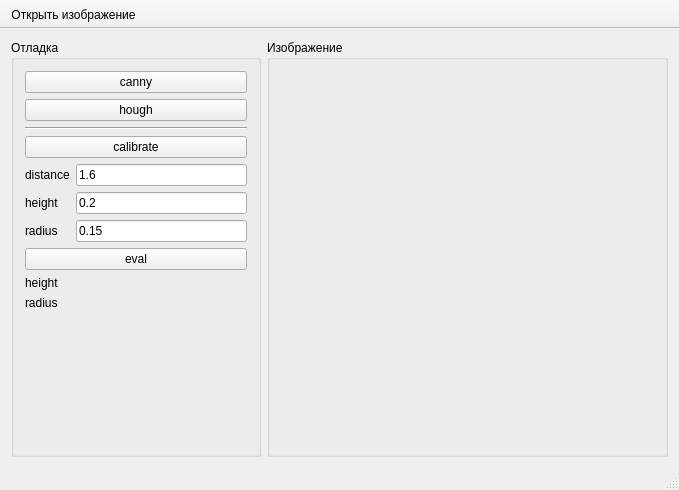
Old version of the form ui/mainwindow.ui in the repository AnisimoffNikita/course-project-cg.
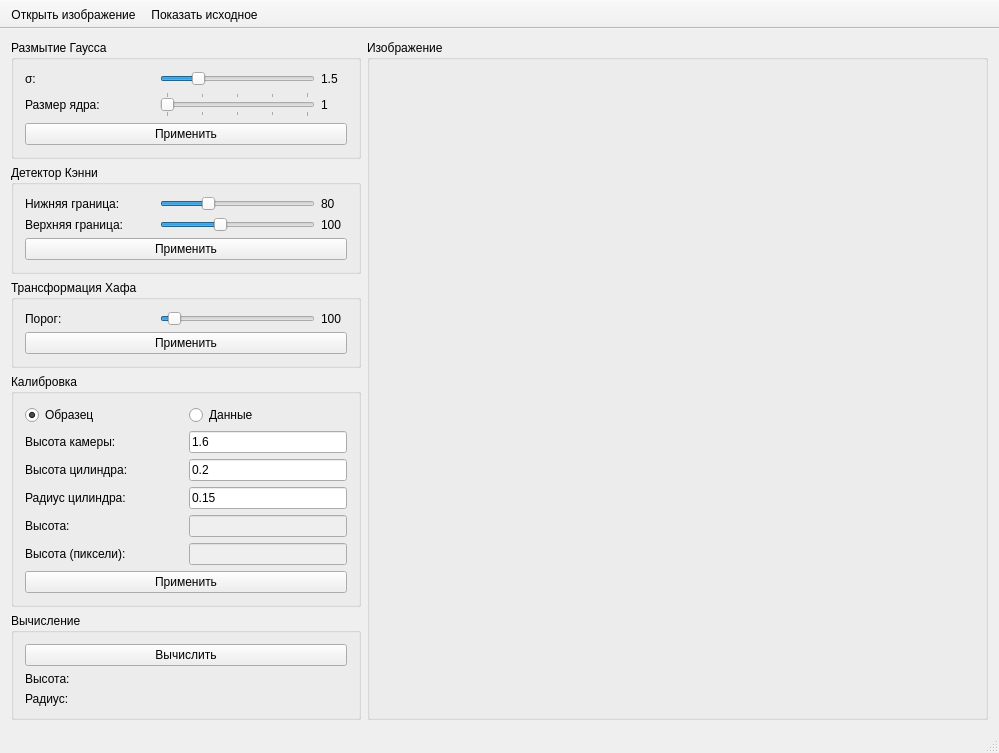
New version of the form. Icons and pictures are not drawn. Custom widgets are drawn as their Qt base class.

Commit message: finished interface

Diff of the .ui file:
```diff
--- a/ui/mainwindow.ui
+++ b/ui/mainwindow.ui
@@ -6,8 +6,8 @@
    <rect>
     <x>0</x>
     <y>0</y>
-    <width>679</width>
-    <height>490</height>
+    <width>999</width>
+    <height>753</height>
    </rect>
   </property>
   <property name="windowTitle">
@@ -15,163 +15,460 @@
   </property>
   <widget class="QWidget" name="centralWidget">
    <layout class="QGridLayout" name="gridLayout_3">
+    <item row="0" column="1" rowspan="6">
+     <widget class="QGroupBox" name="grpImage">
+      <property name="minimumSize">
+       <size>
+        <width>400</width>
+        <height>400</height>
+       </size>
+      </property>
+      <property name="title">
+       <string>Изображение</string>
+      </property>
+      <layout class="QGridLayout" name="gridLayout_2">
+       <item row="0" column="0">
+        <widget class="ImageView" name="imageView" native="true"/>
+       </item>
+      </layout>
+     </widget>
+    </item>
     <item row="0" column="0">
      <widget class="QGroupBox" name="grpMenu">
       <property name="minimumSize">
        <size>
-        <width>250</width>
-        <height>400</height>
+        <width>350</width>
+        <height>0</height>
        </size>
       </property>
       <property name="maximumSize">
        <size>
-        <width>250</width>
+        <width>350</width>
         <height>16777215</height>
        </size>
       </property>
       <property name="title">
-       <string>Отладка</string>
+       <string>Размытие Гаусса</string>
       </property>
-      <layout class="QGridLayout" name="gridLayout">
-       <item row="0" column="0" colspan="2">
-        <widget class="QPushButton" name="btnCanny">
+      <layout class="QGridLayout" name="gridLayout_4" columnstretch="5,6,1">
+       <item row="0" column="0">
+        <widget class="QLabel" name="label_6">
          <property name="text">
-          <string>canny</string>
+          <string>σ:</string>
          </property>
         </widget>
        </item>
-       <item row="1" column="0" colspan="2">
-        <widget class="QPushButton" name="btnHough">
+       <item row="1" column="0">
+        <widget class="QLabel" name="label_7">
          <property name="text">
-          <string>hough</string>
+          <string>Размер ядра:</string>
          </property>
         </widget>
        </item>
-       <item row="2" column="0" colspan="2">
-        <widget class="Line" name="line">
+       <item row="1" column="1">
+        <widget class="QSlider" name="sldKernelSize">
+         <property name="minimum">
+          <number>1</number>
+         </property>
+         <property name="maximum">
+          <number>5</number>
+         </property>
+         <property name="singleStep">
+          <number>1</number>
+         </property>
+         <property name="pageStep">
+          <number>1</number>
+         </property>
+         <property name="sliderPosition">
+          <number>1</number>
+         </property>
          <property name="orientation">
           <enum>Qt::Horizontal</enum>
          </property>
+         <property name="invertedAppearance">
+          <bool>false</bool>
+         </property>
+         <property name="tickPosition">
+          <enum>QSlider::TicksBothSides</enum>
+         </property>
         </widget>
        </item>
-       <item row="3" column="0" colspan="2">
-        <widget class="QPushButton" name="btnCalibrate">
+       <item row="0" column="1">
+        <widget class="QSlider" name="sldSigma">
+         <property name="minimum">
+          <number>5</number>
+         </property>
+         <property name="maximum">
+          <number>50</number>
+         </property>
+         <property name="singleStep">
+          <number>5</number>
+         </property>
+         <property name="value">
+          <number>15</number>
+         </property>
+         <property name="orientation">
+          <enum>Qt::Horizontal</enum>
+         </property>
+        </widget>
+       </item>
+       <item row="0" column="2">
+        <widget class="QLabel" name="lblSigma">
          <property name="text">
-          <string>calibrate</string>
+          <string>1.5</string>
          </property>
         </widget>
        </item>
-       <item row="4" column="0">
-        <widget class="QLabel" name="label">
+       <item row="1" column="2">
+        <widget class="QLabel" name="lblKernel">
          <property name="text">
-          <string>distance</string>
+          <string>1</string>
          </property>
         </widget>
        </item>
-       <item row="4" column="1">
+       <item row="2" column="0" colspan="3">
+        <widget class="QPushButton" name="btnGaussApply">
+         <property name="text">
+          <string>Применить</string>
+         </property>
+        </widget>
+       </item>
+      </layout>
+     </widget>
+    </item>
+    <item row="3" column="0">
+     <widget class="QGroupBox" name="grpCalibrate">
+      <property name="minimumSize">
+       <size>
+        <width>350</width>
+        <height>0</height>
+       </size>
+      </property>
+      <property name="maximumSize">
+       <size>
+        <width>350</width>
+        <height>16777215</height>
+       </size>
+      </property>
+      <property name="title">
+       <string>Калибровка</string>
+      </property>
+      <layout class="QGridLayout" name="gridLayout_7" columnstretch="1,1">
+       <item row="3" column="1">
+        <widget class="QLineEdit" name="edtR">
+         <property name="text">
+          <string>0.15</string>
+         </property>
+        </widget>
+       </item>
+       <item row="2" column="1">
+        <widget class="QLineEdit" name="edtH">
+         <property name="text">
+          <string>0.2</string>
+         </property>
+        </widget>
+       </item>
+       <item row="1" column="1">
         <widget class="QLineEdit" name="edtDist">
          <property name="text">
           <string>1.6</string>
          </property>
         </widget>
        </item>
-       <item row="5" column="0">
+       <item row="3" column="0">
+        <widget class="QLabel" name="label_3">
+         <property name="text">
+          <string>Радиус цилиндра:</string>
+         </property>
+        </widget>
+       </item>
+       <item row="2" column="0">
         <widget class="QLabel" name="label_2">
          <property name="text">
-          <string>height</string>
+          <string>Высота цилиндра:</string>
+         </property>
+        </widget>
+       </item>
+       <item row="4" column="0">
+        <widget class="QLabel" name="lblDiag">
+         <property name="text">
+          <string>Высота:</string>
+         </property>
+        </widget>
+       </item>
+       <item row="0" column="1">
+        <widget class="QRadioButton" name="rbnDiag">
+         <property name="text">
+          <string>Данные</string>
+         </property>
+        </widget>
+       </item>
+       <item row="1" column="0">
+        <widget class="QLabel" name="label">
+         <property name="text">
+          <string>Высота камеры:</string>
+         </property>
+        </widget>
+       </item>
+       <item row="6" column="0" colspan="2">
+        <widget class="QPushButton" name="btnCalibrate">
+         <property name="text">
+          <string>Применить</string>
+         </property>
+        </widget>
+       </item>
+       <item row="4" column="1">
+        <widget class="QLineEdit" name="edtDiag">
+         <property name="enabled">
+          <bool>false</bool>
+         </property>
+        </widget>
+       </item>
+       <item row="0" column="0">
+        <widget class="QRadioButton" name="rbnStandard">
+         <property name="text">
+          <string>Образец</string>
+         </property>
+         <property name="checked">
+          <bool>true</bool>
          </property>
         </widget>
        </item>
        <item row="5" column="1">
-        <widget class="QLineEdit" name="edtH">
+        <widget class="QLineEdit" name="edtDiagPx">
+         <property name="enabled">
+          <bool>false</bool>
+         </property>
+        </widget>
+       </item>
+       <item row="5" column="0">
+        <widget class="QLabel" name="label_11">
          <property name="text">
-          <string>0.2</string>
+          <string>Высота (пиксели):</string>
          </property>
         </widget>
        </item>
-       <item row="6" column="0">
-        <widget class="QLabel" name="label_3">
+      </layout>
+     </widget>
+    </item>
+    <item row="2" column="0">
+     <widget class="QGroupBox" name="grpHough">
+      <property name="minimumSize">
+       <size>
+        <width>350</width>
+        <height>0</height>
+       </size>
+      </property>
+      <property name="maximumSize">
+       <size>
+        <width>350</width>
+        <height>16777215</height>
+       </size>
+      </property>
+      <property name="title">
+       <string>Трансформация Хафа</string>
+      </property>
+      <layout class="QGridLayout" name="gridLayout_6" columnstretch="5,6,1">
+       <item row="0" column="2">
+        <widget class="QLabel" name="lblThresh">
          <property name="text">
-          <string>radius</string>
+          <string>100</string>
          </property>
         </widget>
        </item>
-       <item row="6" column="1">
-        <widget class="QLineEdit" name="edtR">
+       <item row="0" column="1">
+        <widget class="QSlider" name="sldThresh">
+         <property name="minimum">
+          <number>50</number>
+         </property>
+         <property name="maximum">
+          <number>1000</number>
+         </property>
+         <property name="value">
+          <number>100</number>
+         </property>
+         <property name="orientation">
+          <enum>Qt::Horizontal</enum>
+         </property>
+        </widget>
+       </item>
+       <item row="0" column="0">
+        <widget class="QLabel" name="label_10">
          <property name="text">
-          <string>0.15</string>
+          <string>Порог:</string>
          </property>
         </widget>
        </item>
-       <item row="7" column="0" colspan="2">
-        <widget class="QPushButton" name="btnEval">
+       <item row="1" column="0" colspan="3">
+        <widget class="QPushButton" name="btnHoughApply">
          <property name="text">
-          <string>eval</string>
+          <string>Применить</string>
          </property>
         </widget>
        </item>
-       <item row="8" column="0">
+      </layout>
+     </widget>
+    </item>
+    <item row="4" column="0">
+     <widget class="QGroupBox" name="grpEval">
+      <property name="minimumSize">
+       <size>
+        <width>350</width>
+        <height>0</height>
+       </size>
+      </property>
+      <property name="maximumSize">
+       <size>
+        <width>350</width>
+        <height>16777215</height>
+       </size>
+      </property>
+      <property name="title">
+       <string>Вычисление</string>
+      </property>
+      <layout class="QGridLayout" name="gridLayout_8">
+       <item row="3" column="0">
+        <widget class="QLabel" name="label_5">
+         <property name="text">
+          <string>Радиус:</string>
+         </property>
+        </widget>
+       </item>
+       <item row="1" column="0">
         <widget class="QLabel" name="label_4">
          <property name="text">
-          <string>height</string>
+          <string>Высота:</string>
          </property>
         </widget>
        </item>
-       <item row="8" column="1">
+       <item row="1" column="1">
         <widget class="QLabel" name="lblResH">
          <property name="text">
           <string/>
          </property>
         </widget>
        </item>
-       <item row="9" column="0">
-        <widget class="QLabel" name="label_5">
-         <property name="text">
-          <string>radius</string>
-         </property>
-        </widget>
-       </item>
-       <item row="9" column="1">
+       <item row="3" column="1">
         <widget class="QLabel" name="lblResR">
          <property name="text">
           <string/>
          </property>
         </widget>
        </item>
-       <item row="10" column="1">
-        <spacer name="verticalSpacer">
-         <property name="orientation">
-          <enum>Qt::Vertical</enum>
+       <item row="0" column="0" colspan="2">
+        <widget class="QPushButton" name="btnEval">
+         <property name="text">
+          <string>Вычислить</string>
          </property>
-         <property name="sizeHint" stdset="0">
-          <size>
-           <width>20</width>
-           <height>40</height>
-          </size>
-         </property>
-        </spacer>
+        </widget>
        </item>
       </layout>
      </widget>
     </item>
-    <item row="0" column="1">
-     <widget class="QGroupBox" name="grpImage">
+    <item row="1" column="0">
+     <widget class="QGroupBox" name="grpCanny">
       <property name="minimumSize">
        <size>
-        <width>400</width>
-        <height>400</height>
+        <width>350</width>
+        <height>0</height>
+       </size>
+      </property>
+      <property name="maximumSize">
+       <size>
+        <width>350</width>
+        <height>16777215</height>
        </size>
       </property>
       <property name="title">
-       <string>Изображение</string>
+       <string>Детектор Кэнни</string>
       </property>
-      <layout class="QGridLayout" name="gridLayout_2">
+      <layout class="QGridLayout" name="gridLayout_5" rowstretch="0,0,0" columnstretch="5,6,1">
+       <item row="0" column="2">
+        <widget class="QLabel" name="lblMinThresh">
+         <property name="text">
+          <string>80</string>
+         </property>
+        </widget>
+       </item>
+       <item row="1" column="0">
+        <widget class="QLabel" name="label_9">
+         <property name="text">
+          <string>Верхняя граница:</string>
+         </property>
+        </widget>
+       </item>
        <item row="0" column="0">
-        <widget class="ImageView" name="imageView" native="true"/>
+        <widget class="QLabel" name="label_8">
+         <property name="text">
+          <string>Нижняя граница:</string>
+         </property>
+        </widget>
+       </item>
+       <item row="1" column="1">
+        <widget class="QSlider" name="sldMaxThresh">
+         <property name="minimum">
+          <number>10</number>
+         </property>
+         <property name="maximum">
+          <number>250</number>
+         </property>
+         <property name="value">
+          <number>100</number>
+         </property>
+         <property name="orientation">
+          <enum>Qt::Horizontal</enum>
+         </property>
+        </widget>
+       </item>
+       <item row="0" column="1">
+        <widget class="QSlider" name="sldMinThresh">
+         <property name="minimum">
+          <number>10</number>
+         </property>
+         <property name="maximum">
+          <number>250</number>
+         </property>
+         <property name="value">
+          <number>80</number>
+         </property>
+         <property name="orientation">
+          <enum>Qt::Horizontal</enum>
+         </property>
+         <property name="tickPosition">
+          <enum>QSlider::NoTicks</enum>
+         </property>
+        </widget>
+       </item>
+       <item row="1" column="2">
+        <widget class="QLabel" name="lblMaxThresh">
+         <property name="text">
+          <string>100</string>
+         </property>
+        </widget>
+       </item>
+       <item row="2" column="0" colspan="3">
+        <widget class="QPushButton" name="btnCannyApply">
+         <property name="text">
+          <string>Применить</string>
+         </property>
+        </widget>
        </item>
       </layout>
      </widget>
     </item>
+    <item row="5" column="0">
+     <spacer name="verticalSpacer">
+      <property name="orientation">
+       <enum>Qt::Vertical</enum>
+      </property>
+      <property name="sizeHint" stdset="0">
+       <size>
+        <width>20</width>
+        <height>40</height>
+       </size>
+      </property>
+     </spacer>
+    </item>
    </layout>
   </widget>
   <widget class="QToolBar" name="mainToolBar">
@@ -191,6 +488,7 @@
     <bool>false</bool>
    </attribute>
    <addaction name="actOpenImage"/>
+   <addaction name="actRestore"/>
   </widget>
   <widget class="QStatusBar" name="statusBar"/>
   <action name="actOpenImage">
@@ -202,6 +500,14 @@
     <string>Открыть изображение</string>
    </property>
   </action>
+  <action name="actRestore">
+   <property name="icon">
+    <iconset theme="document-revert"/>
+   </property>
+   <property name="text">
+    <string>Показать исходное</string>
+   </property>
+  </action>
  </widget>
  <layoutdefault spacing="6" margin="11"/>
  <customwidgets>
```
Left out of the diff: 8 changed lines with no effect on the pictures. The commit also changes 7 other files.
